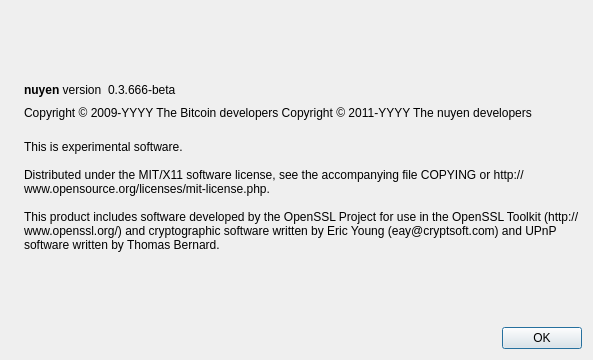
Before: the Qt Designer form src/qt/forms/aboutdialog.ui in nuyen/nuyen, drawn with Qt 5.
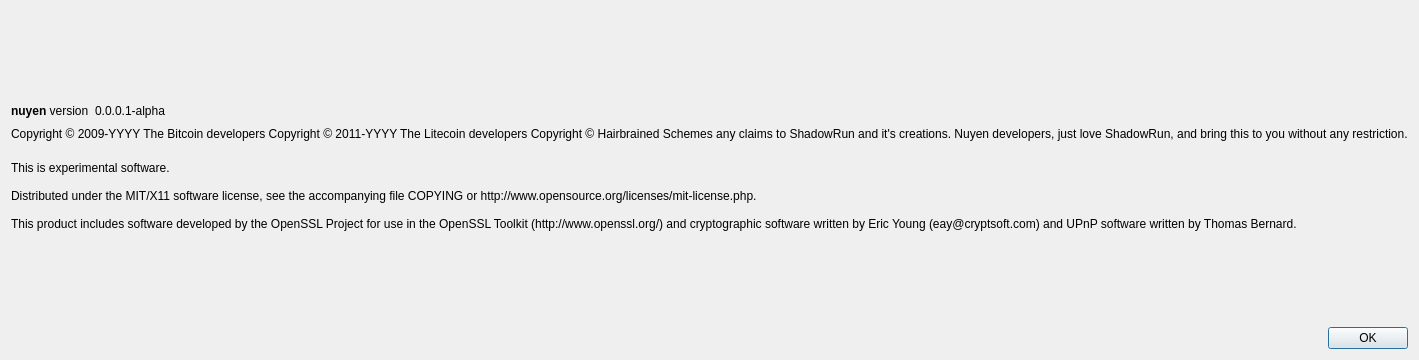
After: the same form once the commit is applied. Icons and pictures are not drawn.

Diff of the .ui file:
```diff
--- a/src/qt/forms/aboutdialog.ui
+++ b/src/qt/forms/aboutdialog.ui
@@ -6,7 +6,7 @@
    <rect>
     <x>0</x>
     <y>0</y>
-    <width>593</width>
+    <width>654</width>
     <height>360</height>
    </rect>
   </property>
@@ -14,19 +14,6 @@
    <string>About nuyen</string>
   </property>
   <layout class="QHBoxLayout" name="horizontalLayout_2">
-   <item>
-    <widget class="QLabel" name="label_4">
-     <property name="sizePolicy">
-      <sizepolicy hsizetype="Preferred" vsizetype="Ignored">
-       <horstretch>0</horstretch>
-       <verstretch>0</verstretch>
-      </sizepolicy>
-     </property>
-     <property name="pixmap">
-      <pixmap resource="../bitcoin.qrc">:/images/about</pixmap>
-     </property>
-    </widget>
-   </item>
    <item>
     <layout class="QVBoxLayout" name="verticalLayout_2">
      <item>
@@ -63,7 +50,7 @@
           <cursorShape>IBeamCursor</cursorShape>
          </property>
          <property name="text">
-          <string notr="true">0.3.666-beta</string>
+          <string notr="true">0.0.0.1-alpha</string>
          </property>
          <property name="textInteractionFlags">
           <set>Qt::LinksAccessibleByMouse|Qt::TextSelectableByKeyboard|Qt::TextSelectableByMouse</set>
@@ -92,7 +79,9 @@
        </property>
        <property name="text">
         <string notr="true">Copyright &amp;copy; 2009-YYYY The Bitcoin developers
-Copyright &amp;copy; 2011-YYYY The nuyen developers</string>
+Copyright &amp;copy; 2011-YYYY The Litecoin developers
+Copyright &amp;copy; Hairbrained Schemes any claims to ShadowRun and it's creations.
+Nuyen developers, just love ShadowRun, and bring this to you without any restriction.</string>
        </property>
        <property name="textFormat">
         <enum>Qt::RichText</enum>
```
Left out of the diff: 4 changed lines with no effect on the pictures.
